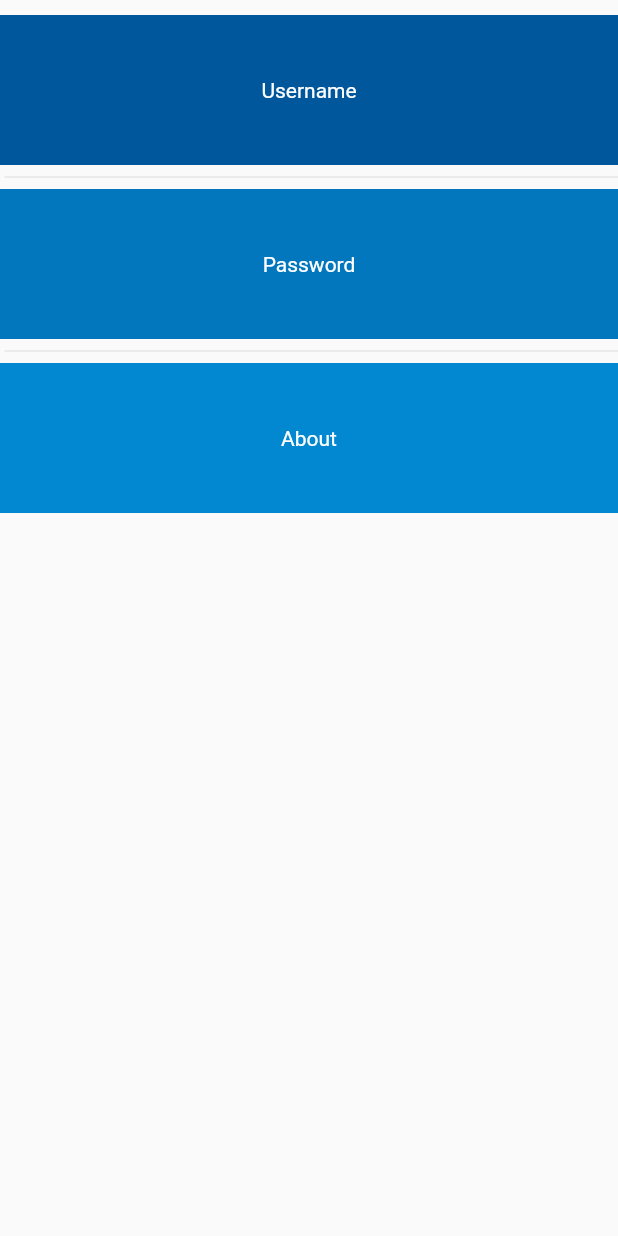
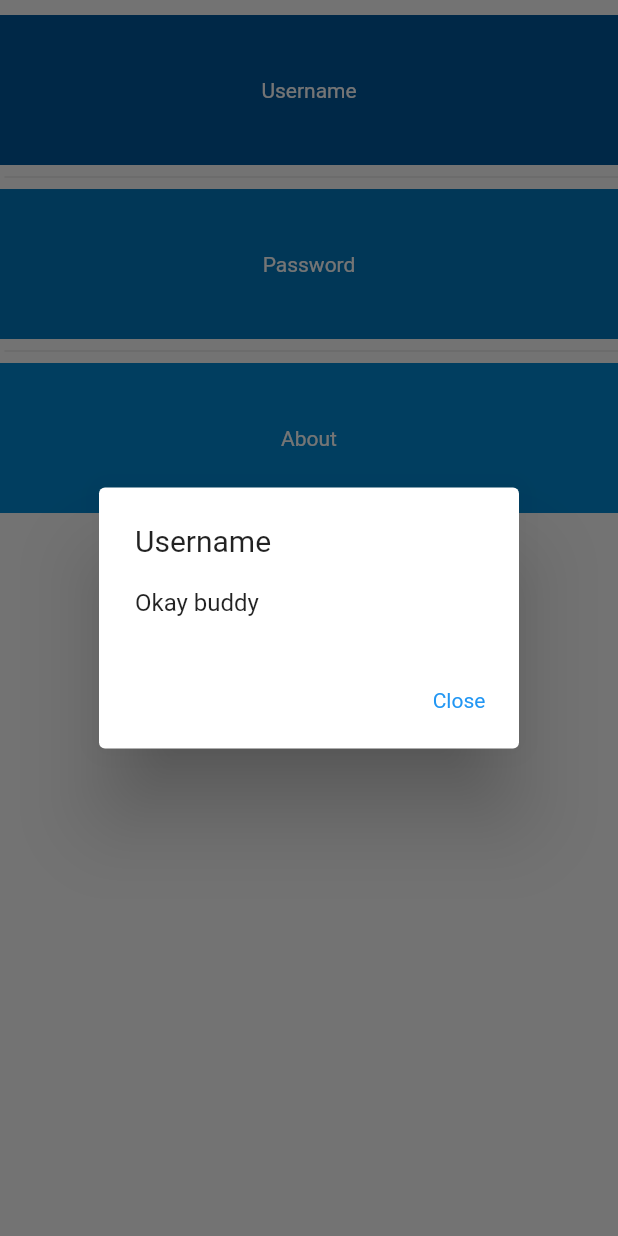
Before and after one commit to gagewillette/Dock, a Flutter app: what accountContent() shows on an empty page, opened directly, after a tap on "Username", on a phone screen of 412 x 824 dp. Run offline on Flutter 3.47's test engine with Material 2 defaults, Android fonts, the phone set to English and light mode, and no system bars; our stand-ins replace weather; network calls fail; Roboto replaces fonts that are missing (Open-Sans).

Commit message:
update 4/5/22

```diff
--- a/lib/accountContent.dart
+++ b/lib/accountContent.dart
@@ -2,6 +2,8 @@ import 'package:flutter/material.dart';
 import 'package:dock/popup.dart';
 
 class accountContent extends StatefulWidget {
+  const accountContent({Key? key}) : super(key: key);
+
   @override
   State<accountContent> createState() => _accountContent();
 }
@@ -31,10 +33,27 @@ class _accountContent extends State<accountContent> {
             height: 100,
             child: TextButton(
                 onPressed: () {
-                  PopUp();
+                  showDialog(
+                      context: context,
+                      builder: (context) => AlertDialog(
+                          title: Text(entries[index]),
+                          content: const Text("Okay buddy"),
+                        actions: [
+                          TextButton(
+                            child: const Text('Close'),
+                            onPressed: () => Navigator.pop(context),
+                          )
+                        ],
+                      ));
                 },
-                child: Text(entries[index] , style: const TextStyle(color: Colors.white , fontFamily: 'Open-Sans', fontWeight: FontWeight.w400))));
-      }, separatorBuilder: (BuildContext context, int index) => const Divider(indent: 3)  ,
+                child: Text(entries[index],
+                    style: const TextStyle(
+                        color: Colors.white,
+                        fontFamily: 'Open-Sans',
+                        fontWeight: FontWeight.w400))));
+      },
+      separatorBuilder: (BuildContext context, int index) =>
+          const Divider(indent: 3),
     );
     return lv;
   }
```
Also changed, not shown: lib/popup.dart (+2 -14 lines).
